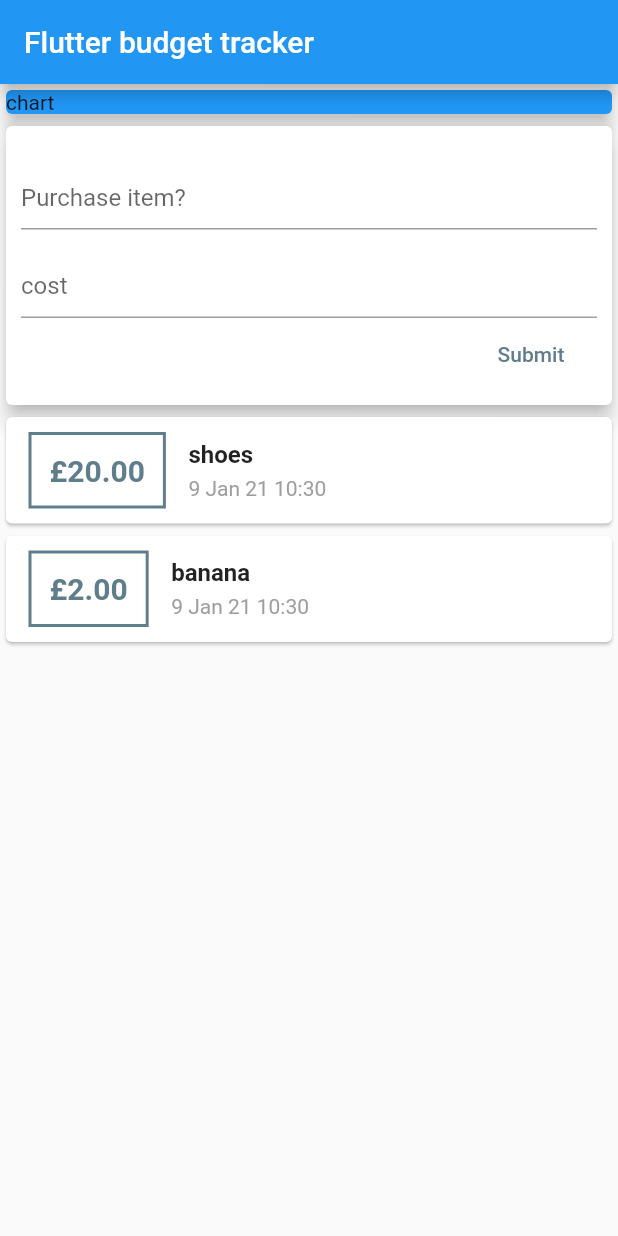
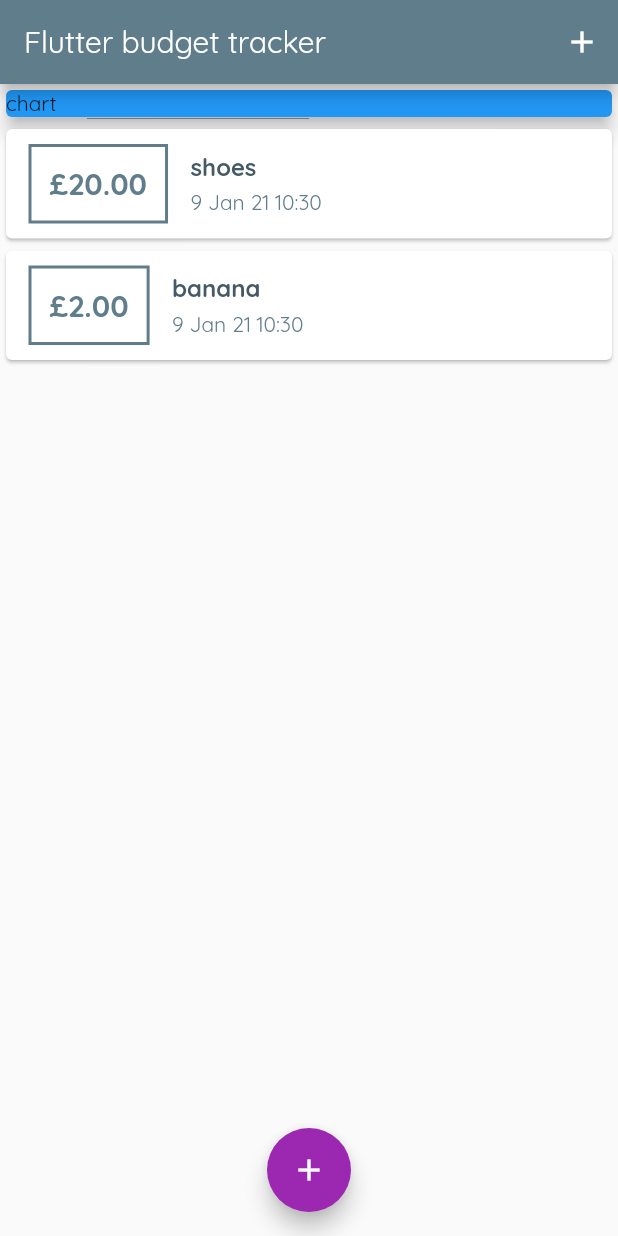
Before and after one commit to dangregory86/expense_tracker, a Flutter app: the screen it shows after launch, on a phone screen of 412 x 824 dp. Run offline on Flutter 3.47's test engine with Material 2 defaults, Android fonts, the phone set to English and light mode, and no system bars.

Commit message:
Changed the font and added a bottom sheet input.

```diff
--- a/lib/main.dart
+++ b/lib/main.dart
@@ -1,6 +1,9 @@
+import 'package:expense_tracker/widgets/transaction_list.dart';
+import 'package:flutter/gestures.dart';
 import 'package:flutter/material.dart';
 
-import './widgets/user_transactions.dart';
+import './widgets/new_transaction.dart';
+import './models/transaction.dart';
 
 void main() {
   runApp(MyApp());
@@ -11,29 +14,81 @@ class MyApp extends StatelessWidget {
   @override
   Widget build(BuildContext context) {
     return MaterialApp(
-      title: 'Flutter Demo',
+      title: 'My Expenses',
       theme: ThemeData(
-        primarySwatch: Colors.blue,
+        primarySwatch: Colors.blueGrey,
+        accentColor: Colors.purple,
         visualDensity: VisualDensity.adaptivePlatformDensity,
+        fontFamily: 'Quicksand',
       ),
       home: MyHomePage(title: 'Flutter budget tracker'),
     );
   }
 }
 
-class MyHomePage extends StatelessWidget {
+class MyHomePage extends StatefulWidget {
   MyHomePage({Key key, this.title}) : super(key: key);
 
   final String title;
 
   @override
+  _MyHomePageState createState() => _MyHomePageState();
+}
+
+class _MyHomePageState extends State<MyHomePage> {
+  final List<Transaction> _transactions = [
+    Transaction(
+      id: '1',
+      title: 'shoes',
+      amount: 20.00,
+      dtg: DateTime.now(),
+    ),
+    Transaction(
+      id: '2',
+      title: 'banana',
+      amount: 2.00,
+      dtg: DateTime.now(),
+    ),
+  ];
+
+  void _addNewTransaction(String title, double amount) {
+    final newTx = Transaction(
+      title: title,
+      amount: amount,
+      id: DateTime.now().toString(),
+      dtg: DateTime.now(),
+    );
+    setState(() {
+      _transactions.add(newTx);
+    });
+  }
+
+  void _startAddNewTransaction(BuildContext ctx) {
+    showModalBottomSheet(
+      context: ctx,
+      builder: (_) {
+        return GestureDetector(
+          onTap: () {},
+          child: NewTransaction(_addNewTransaction),
+          behavior: HitTestBehavior.opaque,
+        );
+      },
+    );
+  }
+
+  @override
   Widget build(BuildContext context) {
     return Scaffold(
       appBar: AppBar(
-        title: Text(title),
+        title: Text(widget.title),
+        actions: <Widget>[
+          IconButton(
+            icon: Icon(Icons.add),
+            onPressed: () => _startAddNewTransaction(context),
           ),
-      body: SingleChildScrollView(
-        child: Column(
+        ],
+      ),
+      body: Column(
         crossAxisAlignment: CrossAxisAlignment.stretch,
         children: <Widget>[
           Container(
@@ -44,9 +99,13 @@ class MyHomePage extends StatelessWidget {
               elevation: 5,
             ),
           ),
-            UserTransactions(),
+          TransactionList(_transactions),
         ],
       ),
+      floatingActionButtonLocation: FloatingActionButtonLocation.centerFloat,
+      floatingActionButton: FloatingActionButton(
+        child: Icon(Icons.add),
+        onPressed: () => _startAddNewTransaction(context),
       ),
     );
   }
--- a/lib/widgets/transaction_list.dart
+++ b/lib/widgets/transaction_list.dart
@@ -9,8 +9,10 @@ class TransactionList extends StatelessWidget {
 
   @override
   Widget build(BuildContext context) {
-    return Column(
-      children: _transactions.map((tx) {
+    return Container(
+      height: 350,
+      child: ListView.builder(
+        itemBuilder: (ctx, index) {
           return Card(
             child: Row(
               children: <Widget>[
@@ -21,17 +23,17 @@ class TransactionList extends StatelessWidget {
                     horizontal: 15,
                   ),
                   child: Text(
-                  '£${tx.amount.toStringAsFixed(2)}',
+                    '£${_transactions[index].amount.toStringAsFixed(2)}',
                     style: TextStyle(
                       fontWeight: FontWeight.bold,
                       fontSize: 20,
-                    color: Colors.blueGrey,
+                      color: Theme.of(context).primaryColor,
                     ),
                   ),
                   decoration: BoxDecoration(
                     border: Border.all(
-                    color: Colors.blueGrey,
                       width: 2,
+                      color: Theme.of(context).primaryColor,
                     ),
                   ),
                 ),
@@ -43,18 +45,21 @@ class TransactionList extends StatelessWidget {
                       Container(
                         margin: EdgeInsets.only(bottom: 5),
                         child: Text(
-                        tx.title,
+                          _transactions[index].title,
                           style: TextStyle(
                             fontSize: 16,
                             fontWeight: FontWeight.bold,
+                            color: Theme.of(context).primaryColorDark,
                           ),
                         ),
                       ),
                       Container(
                         child: Text(
-                        DateFormat('d MMM yy').add_Hm().format(tx.dtg),
+                          DateFormat('d MMM yy')
+                              .add_Hm()
+                              .format(_transactions[index].dtg),
                           style: TextStyle(
-                          color: Colors.grey,
+                            color: Theme.of(context).primaryColor,
                           ),
                         ),
                       ),
@@ -64,7 +69,9 @@ class TransactionList extends StatelessWidget {
               ],
             ),
           );
-      }).toList(),
+        },
+        itemCount: _transactions.length,
+      ),
     );
   }
 }
--- a/lib/widgets/user_transactions.dart
+++ /dev/null
@@ -1,52 +0,0 @@
-import 'package:flutter/material.dart';
-
-import './new_transaction.dart';
-import './transaction_list.dart';
-import '../models/transaction.dart';
-
-class UserTransactions extends StatefulWidget {
-  UserTransactions({Key key}) : super(key: key);
-
-  @override
-  _UserTransactionsState createState() => _UserTransactionsState();
-}
-
-class _UserTransactionsState extends State<UserTransactions> {
-  final List<Transaction> _transactions = [
-    Transaction(
-      id: '1',
-      title: 'shoes',
-      amount: 20.00,
-      dtg: DateTime.now(),
-    ),
-    Transaction(
-      id: '2',
-      title: 'banana',
-      amount: 2.00,
-      dtg: DateTime.now(),
-    ),
-  ];
-
-  void _addNewTransaction(String title, double amount) {
-    final newTx = Transaction(
-      title: title,
-      amount: amount,
-      id: DateTime.now().toString(),
-      dtg: DateTime.now(),
-    );
-
-    setState(() {
-      _transactions.add(newTx);
-    });
-  }
-
-  @override
-  Widget build(BuildContext context) {
-    return Column(
-      children: [
-        NewTransaction(_addNewTransaction),
-        TransactionList(_transactions),
-      ],
-    );
-  }
-}
```
Also changed, not shown: lib/widgets/new_transaction.dart (+28 -6 lines), pubspec.yaml (+11 -6 lines), assets/fonts/OpenSans-Bold.ttf (added), assets/fonts/OpenSans-Regular.ttf (added), assets/fonts/Quicksand-Bold.ttf (added), assets/fonts/Quicksand-Regular.ttf (added). Lines whose indentation alone changed are shown as unchanged.
